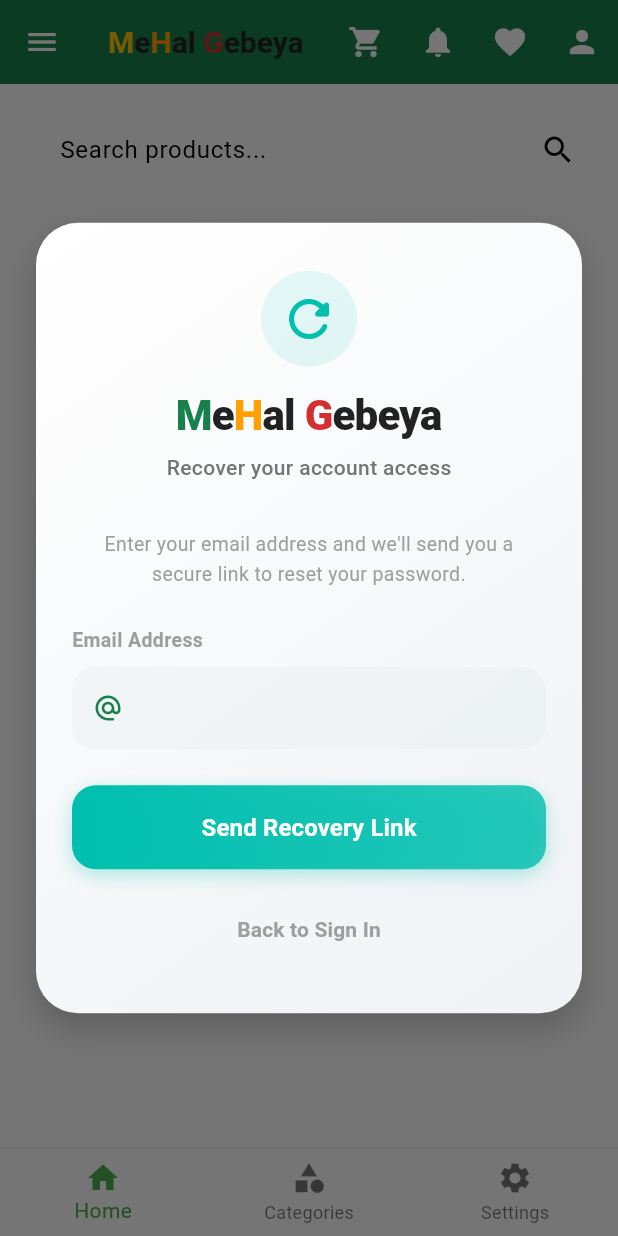
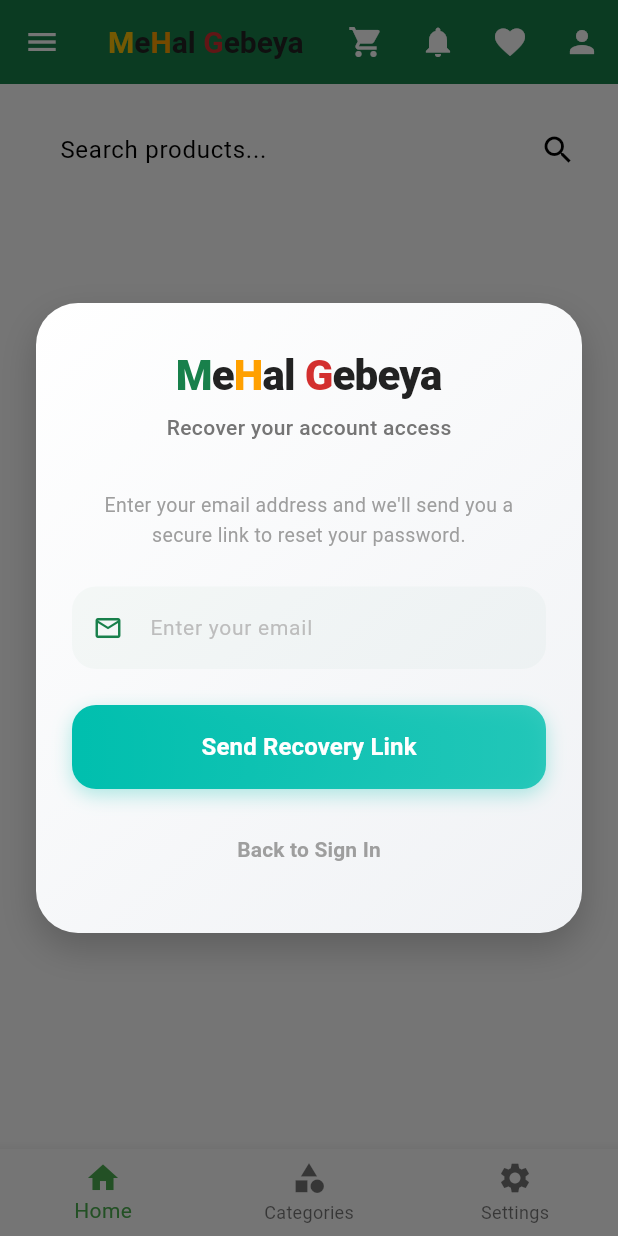
Before and after one commit to meleseabrham/E-Commerce-App, a Flutter app: the LoginScreen screen opened by its route, after a tap on "Sign In", after a tap on "Forgot Password?", on a phone screen of 412 x 824 dp. Run offline on Flutter 3.47's test engine with Material 3 defaults, Android fonts, the phone set to English and light mode, and no system bars; our stand-ins replace csv, file_picker, firebase_core, fl_chart, flutter_dotenv, font_awesome_flutter and 8 more; missing offline and left inert: ethioshop, shared_preferences.dart; accounts and stored records are empty; network calls fail.

Commit message:
Update auth screens: replace top labels with placeholders, standardize email and key icons, hide top header icons

```diff
--- a/lib/screens/auth/forgot_password_screen.dart
+++ b/lib/screens/auth/forgot_password_screen.dart
@@ -125,15 +125,15 @@
   Widget _buildHeader(bool isDark) {
     return Column(
       children: [
-        Container(
-          padding: const EdgeInsets.all(12),
-          decoration: BoxDecoration(
-            color: AppColors.highlight.withOpacity(0.1),
-            shape: BoxShape.circle,
-          ),
-          child: Icon(Icons.refresh_rounded, size: 40, color: AppColors.highlight),
-        ),
-        const SizedBox(height: 16),
+        // Container(
+        //   padding: const EdgeInsets.all(12),
+        //   decoration: BoxDecoration(
+        //     color: AppColors.highlight.withOpacity(0.1),
+        //     shape: BoxShape.circle,
+        //   ),
+        //   child: Icon(Icons.refresh_rounded, size: 40, color: AppColors.highlight),
+        // ),
+        // const SizedBox(height: 16),
         RichText(
           text: TextSpan(
             style: const TextStyle(fontSize: 28, fontWeight: FontWeight.w800, letterSpacing: -0.5),
@@ -173,8 +173,8 @@
           const SizedBox(height: 24),
           _buildTextField(
             controller: _emailController,
-            label: 'Email Address',
-            icon: Icons.alternate_email_rounded,
+            hintText: 'Enter your email',
+            icon: Icons.email_outlined,
             keyboardType: TextInputType.emailAddress,
           ),
         ],
@@ -184,23 +184,17 @@
 
   Widget _buildTextField({
     required TextEditingController controller,
-    required String label,
+    required String hintText,
     required IconData icon,
     TextInputType? keyboardType,
   }) {
-    return Column(
-      crossAxisAlignment: CrossAxisAlignment.start,
-      children: [
-        Text(
-          label,
-          style: const TextStyle(fontSize: 13, fontWeight: FontWeight.w600, color: Colors.grey),
-        ),
-        const SizedBox(height: 8),
-        TextFormField(
+    return TextFormField(
       controller: controller,
       keyboardType: keyboardType,
       style: const TextStyle(fontSize: 15, fontWeight: FontWeight.w500),
       decoration: InputDecoration(
+        hintText: hintText,
+        hintStyle: TextStyle(fontSize: 14, color: Colors.grey.shade400, fontWeight: FontWeight.normal),
         prefixIcon: Icon(icon, size: 20, color: AppColors.primary),
         filled: true,
         fillColor: AppColors.primary.withOpacity(0.03),
@@ -223,8 +217,6 @@
         if (!RegExp(r'^[\w-\.]+@([\w-]+\.)+[\w-]{2,4}$').hasMatch(value)) return 'Invalid email';
         return null;
       },
-        ),
-      ],
     );
   }
 
--- a/lib/screens/auth/login_screen.dart
+++ b/lib/screens/auth/login_screen.dart
@@ -192,15 +192,15 @@
   Widget _buildHeader(bool isDark) {
     return Column(
       children: [
-        Container(
-          padding: const EdgeInsets.all(12),
-          decoration: BoxDecoration(
-            color: AppColors.primary.withOpacity(0.1),
-            shape: BoxShape.circle,
-          ),
-          child: Icon(Icons.lock_person_rounded, size: 40, color: AppColors.primary),
-        ),
-        const SizedBox(height: 16),
+        // Container(
+        //   padding: const EdgeInsets.all(12),
+        //   decoration: BoxDecoration(
+        //     color: AppColors.primary.withOpacity(0.1),
+        //     shape: BoxShape.circle,
+        //   ),
+        //   child: Icon(Icons.lock_person_rounded, size: 40, color: AppColors.primary),
+        // ),
+        // const SizedBox(height: 16),
         RichText(
           text: TextSpan(
             style: const TextStyle(fontSize: 28, fontWeight: FontWeight.w800, letterSpacing: -0.5),
@@ -234,15 +234,15 @@
         children: [
           _buildTextField(
             controller: _emailController,
-            label: 'Email Address',
-            icon: Icons.alternate_email_rounded,
+            hintText: 'Enter your email',
+            icon: Icons.email_outlined,
             keyboardType: TextInputType.emailAddress,
           ),
-          const SizedBox(height: 20),
+          const SizedBox(height: 16),
           _buildTextField(
             controller: _passwordController,
-            label: 'Password',
-            icon: Icons.password_rounded,
+            hintText: 'Enter your password',
+            icon: Icons.key_rounded,
             isPassword: true,
           ),
         ],
@@ -252,25 +252,19 @@
 
   Widget _buildTextField({
     required TextEditingController controller,
-    required String label,
+    required String hintText,
     required IconData icon,
     bool isPassword = false,
     TextInputType? keyboardType,
   }) {
-    return Column(
-      crossAxisAlignment: CrossAxisAlignment.start,
-      children: [
-        Text(
-          label,
-          style: const TextStyle(fontSize: 13, fontWeight: FontWeight.w600, color: Colors.grey),
-        ),
-        const SizedBox(height: 8),
-        TextFormField(
+    return TextFormField(
       controller: controller,
       obscureText: isPassword && _obscurePassword,
       keyboardType: keyboardType,
       style: const TextStyle(fontSize: 15, fontWeight: FontWeight.w500),
       decoration: InputDecoration(
+        hintText: hintText,
+        hintStyle: TextStyle(fontSize: 14, color: Colors.grey.shade400, fontWeight: FontWeight.normal),
         prefixIcon: Icon(icon, size: 20, color: AppColors.primary),
         suffixIcon: isPassword ? IconButton(
           icon: Icon(_obscurePassword ? Icons.visibility_off : Icons.visibility, size: 20),
@@ -293,8 +287,6 @@
         ),
       ),
       validator: (value) => (value == null || value.isEmpty) ? 'Required' : null,
-        ),
-      ],
     );
   }
 
```
Also changed, not shown: lib/screens/auth/registration_screen.dart (+21 -29 lines). Lines whose indentation alone changed are shown as unchanged.
